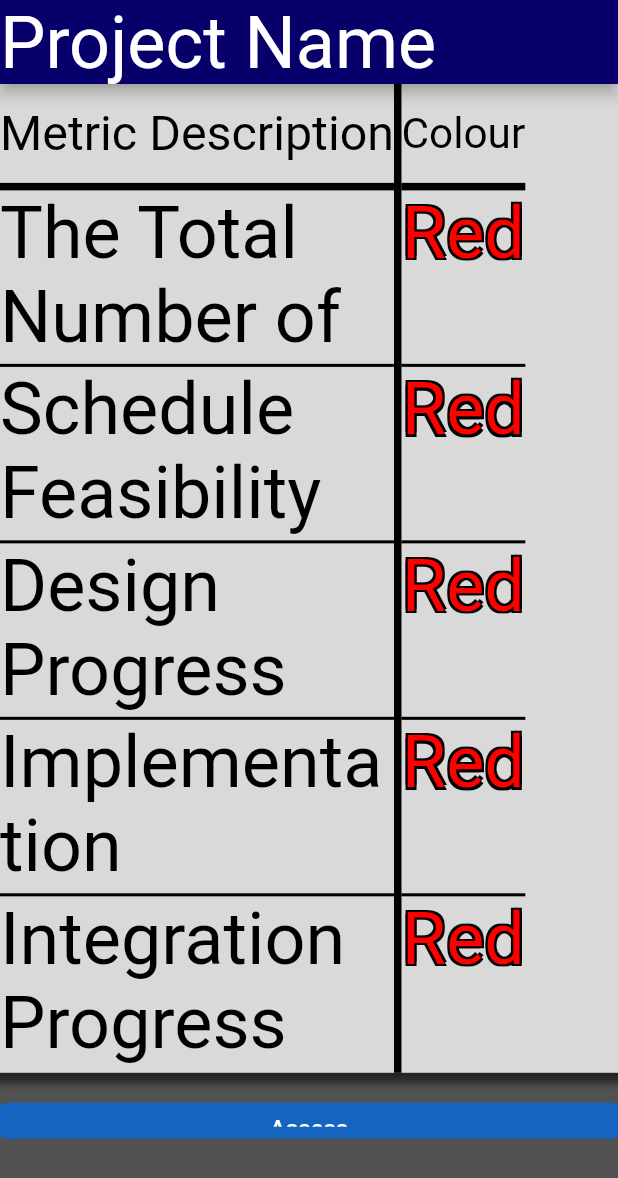
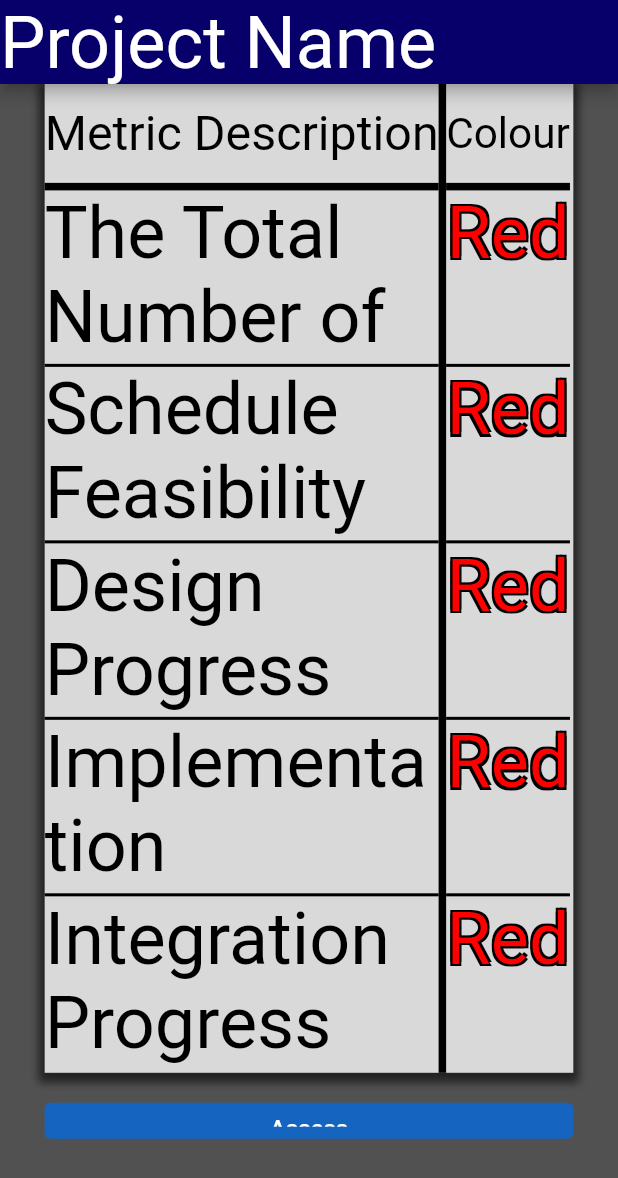
Before and after one commit to cwilson58/flutter_risk_assessment, a Flutter app: the screen it shows after launch, on a phone screen of 412 x 824 dp. Shown: the top 1178 px of the screen. Run offline on Flutter 3.47's test engine with Material 2 defaults, Android fonts, the light colour scheme and no system bars.

```diff
--- a/lib/riskCalculator.dart
+++ b/lib/riskCalculator.dart
@@ -151,6 +151,7 @@ class RiskState extends State<RiskCalculator> {
           // axis because Columns are vertical (the cross axis would be
           // horizontal).
           //mainAxisAlignment: MainAxisAlignment.center,
+          padding:EdgeInsets.only(left:mainWindowWidth*0.085,right:mainWindowWidth*0.085),
           children: <Widget>[
             Container(
                 width: mainWindowWidth,
```
